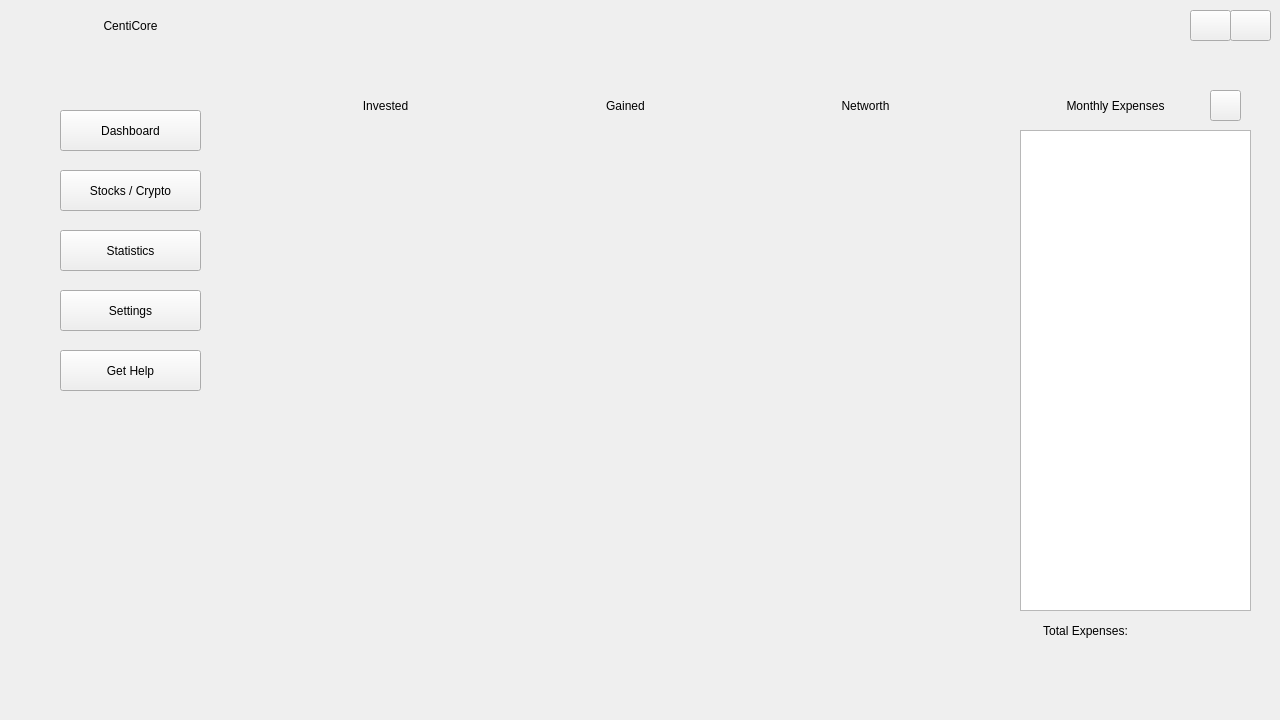
Above: src/view/ui/main_page.ui from OmerElmaliach/CentiCore before the change. Below: the same form after it.
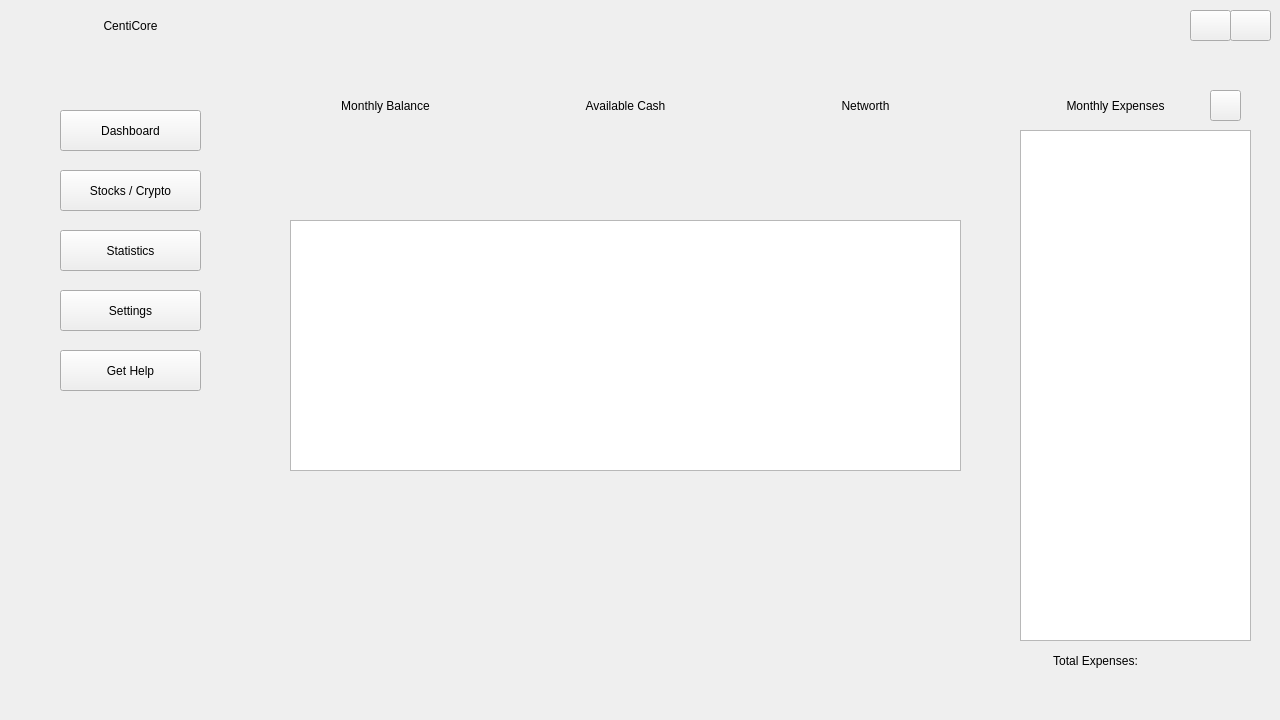
That is the form after the change. Icons and pictures are not drawn.

The edit to the form file:
```diff
--- a/src/view/ui/main_page.ui
+++ b/src/view/ui/main_page.ui
@@ -50,7 +50,7 @@
       <x>30</x>
       <y>80</y>
       <width>201</width>
-      <height>571</height>
+      <height>601</height>
      </rect>
     </property>
     <property name="autoFillBackground">
@@ -206,6 +206,16 @@
       <height>291</height>
      </rect>
     </property>
+    <widget class="QGraphicsView" name="graph">
+     <property name="geometry">
+      <rect>
+       <x>20</x>
+       <y>20</y>
+       <width>671</width>
+       <height>251</height>
+      </rect>
+     </property>
+    </widget>
    </widget>
    <widget class="QWidget" name="numsWidget" native="true">
     <property name="geometry">
@@ -244,14 +254,14 @@
      <widget class="QLabel" name="investedText">
       <property name="geometry">
        <rect>
-        <x>50</x>
+        <x>40</x>
         <y>10</y>
-        <width>131</width>
+        <width>151</width>
         <height>31</height>
        </rect>
       </property>
       <property name="text">
-       <string>Invested</string>
+       <string>Monthly Balance</string>
       </property>
       <property name="scaledContents">
        <bool>false</bool>
@@ -273,14 +283,14 @@
      <widget class="QLabel" name="gainedText">
       <property name="geometry">
        <rect>
-        <x>50</x>
+        <x>40</x>
         <y>10</y>
-        <width>131</width>
+        <width>151</width>
         <height>31</height>
        </rect>
       </property>
       <property name="text">
-       <string>Gained</string>
+       <string>Available Cash</string>
       </property>
       <property name="alignment">
        <set>Qt::AlignCenter</set>
@@ -331,9 +341,9 @@
      <widget class="QLabel" name="networthText">
       <property name="geometry">
        <rect>
-        <x>50</x>
+        <x>40</x>
         <y>10</y>
-        <width>131</width>
+        <width>151</width>
         <height>31</height>
        </rect>
       </property>
@@ -355,7 +365,7 @@
       <x>1020</x>
       <y>80</y>
       <width>231</width>
-      <height>571</height>
+      <height>601</height>
      </rect>
     </property>
     <widget class="QLabel" name="expensesLabel">
@@ -377,8 +387,8 @@
     <widget class="QLabel" name="totExpStr">
      <property name="geometry">
       <rect>
-       <x>10</x>
-       <y>530</y>
+       <x>20</x>
+       <y>560</y>
        <width>111</width>
        <height>41</height>
       </rect>
@@ -393,9 +403,9 @@
     <widget class="QLabel" name="totExpNum">
      <property name="geometry">
       <rect>
-       <x>130</x>
-       <y>530</y>
-       <width>101</width>
+       <x>150</x>
+       <y>560</y>
+       <width>81</width>
        <height>41</height>
       </rect>
      </property>
@@ -435,7 +445,7 @@
        <x>0</x>
        <y>50</y>
        <width>231</width>
-       <height>481</height>
+       <height>511</height>
       </rect>
      </property>
      <property name="editTriggers">
@@ -449,7 +459,7 @@
       <x>270</x>
       <y>510</y>
       <width>711</width>
-      <height>141</height>
+      <height>171</height>
      </rect>
     </property>
    </widget>
```
Left out of the diff: 14 changed lines with no effect on the pictures.
